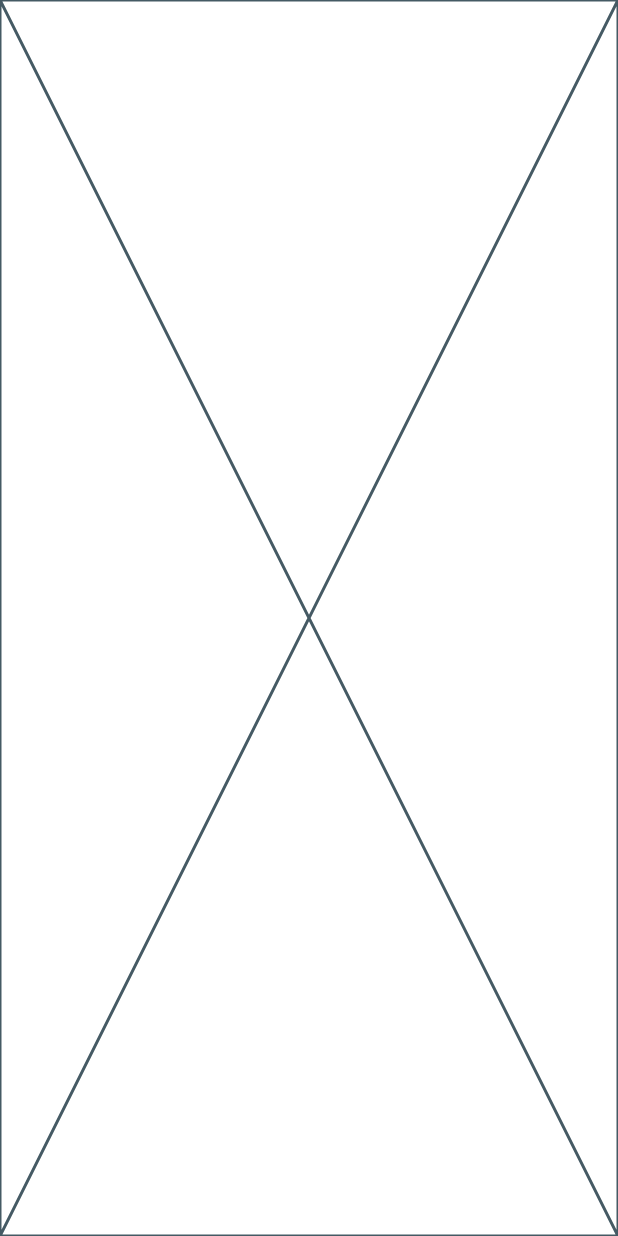
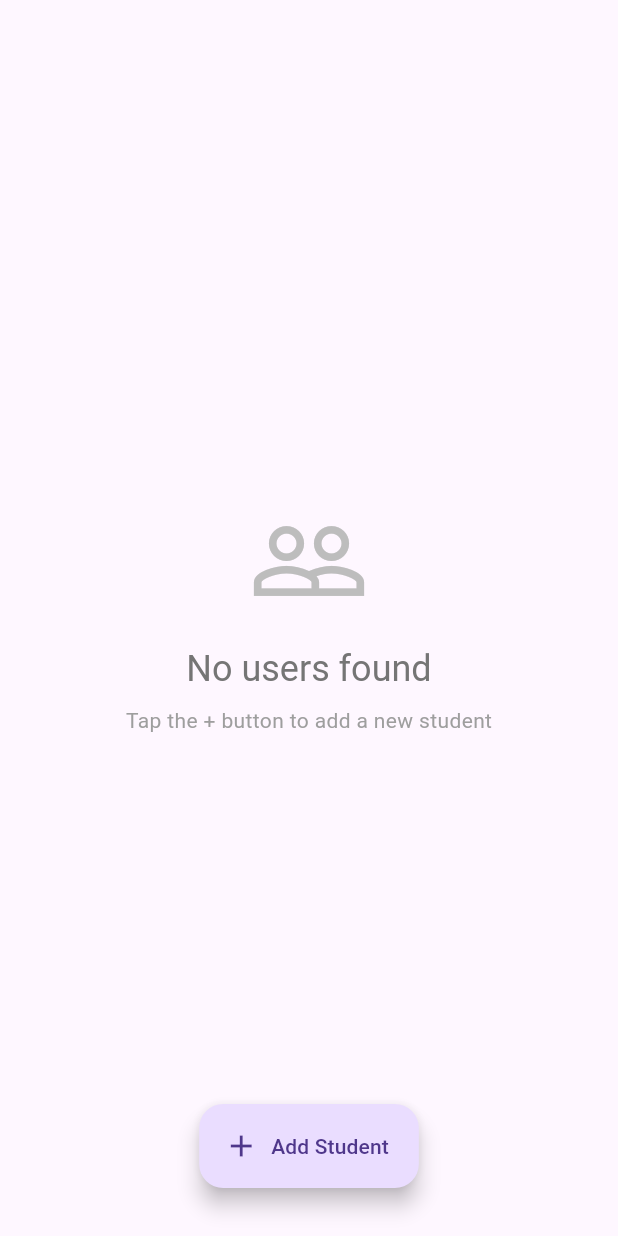
Before and after one commit to amir00462/dunijet-student-list, a Flutter app: the screen it shows after launch, on a phone screen of 412 x 824 dp. Run offline on Flutter 3.47's test engine with Material 3 defaults, Android fonts, the light colour scheme and no system bars; our stand-ins replace dio; network calls fail.

Commit message:
ui of user_list_screen coded

```diff
--- a/lib/screens/user_list_screen.dart
+++ b/lib/screens/user_list_screen.dart
@@ -44,6 +44,61 @@ class _UsersListScreenState extends State<UsersListScreen> {
 
   @override
   Widget build(BuildContext context) {
-    return const Placeholder();
+    final double bottomPadding = MediaQuery.of(context).padding.bottom;
+
+    return Scaffold(
+      floatingActionButton: SafeArea(
+        child: Padding(
+          padding: EdgeInsets.only(bottom: 16.0),
+          child: FloatingActionButton.extended(
+            onPressed: () {},
+            icon: Icon(Icons.add),
+            label: Text('Add Student'),
+          ),
+        ),
+      ),
+      floatingActionButtonLocation: FloatingActionButtonLocation.centerFloat,
+      body: isLoading
+          ? Center(child: CircularProgressIndicator())
+          : users.isEmpty
+          ? Center(
+              child: Column(
+                mainAxisAlignment: MainAxisAlignment.center,
+                children: [
+                  Icon(Icons.people_outline, size: 80, color: Colors.grey[400]),
+                  SizedBox(height: 16),
+                  Text(
+                    'No users found',
+                    style: Theme.of(context).textTheme.headlineSmall?.copyWith(color: Colors.grey[600]),
+                  ),
+                  SizedBox(height: 8),
+                  Text('Tap the + button to add a new student', style: TextStyle(color: Colors.grey)),
+                ],
+              ),
+            )
+          : RefreshIndicator(
+              onRefresh: () {
+                loadUsers();
+              },
+              child: CustomScrollView(
+                slivers: [
+                  SliverAppBar(
+                    title: Text('Dunijet Student List'),
+                    floating: true,
+                    snap: true,
+                    pinned: false,
+                  ),
+                  SliverPadding(
+                    padding: EdgeInsets.only(bottom: bottomPadding + 100),
+                    sliver: SliverList(
+                      delegate: SliverChildBuilderDelegate((context, index) {
+                        final user = users[index];
+                      }),
+                    ),
+                  ),
+                ],
+              ),
+            ),
+    );
   }
 }
--- /dev/null
+++ b/lib/widgets/user_list_item.dart
@@ -0,0 +1,13 @@
+import 'package:flutter/material.dart';
+import 'package:mockapi_flutter/models/user.dart';
+
+class UserListItem extends StatelessWidget {
+  final User user;
+
+  const UserListItem({super.key});
+
+  @override
+  Widget build(BuildContext context) {
+    return const Placeholder();
+  }
+}
```
